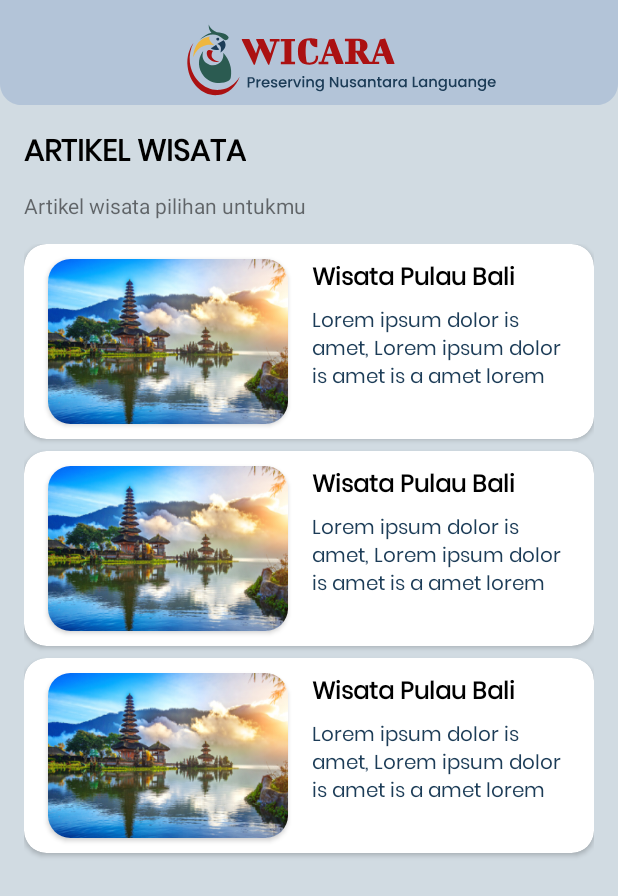
After one commit to faizul14/WICARA, an Android app: the layout activity_artikel.xml on its own in the app's theme, with its tools: preview values and no code run, on a phone screen of 412 x 824 dp. The commit adds this screen. Shown: the top 896 px of the screen. Run offline under Robolectric (Android 15) with nearby library versions, the phone set to English and light mode, and no system bars.

Commit message:
add fitur artikel and fitur vidio

```diff
--- a/WICARA/app/build.gradle
+++ b/WICARA/app/build.gradle
@@ -54,4 +54,8 @@ dependencies {
     implementation "org.jetbrains.kotlinx:kotlinx-coroutines-core:1.3.7"
     implementation "org.jetbrains.kotlinx:kotlinx-coroutines-android:1.3.9"
     implementation "androidx.lifecycle:lifecycle-runtime-ktx:2.2.0"
+
+    //data store
+    implementation "androidx.datastore:datastore-preferences:1.0.0"
+
 }
--- a/WICARA/app/src/main/AndroidManifest.xml
+++ b/WICARA/app/src/main/AndroidManifest.xml
@@ -9,6 +9,12 @@
         android:roundIcon="@mipmap/ic_launcher_round"
         android:supportsRtl="true"
         android:theme="@style/Theme.WICARA">
+        <activity
+            android:name=".ui.VidioActivity"
+            android:exported="false" />
+        <activity
+            android:name=".ui.ArtikelActivity"
+            android:exported="false" />
         <activity
             android:name=".ui.ChoseLanguageActivity"
             android:exported="false" />
--- /dev/null
+++ b/WICARA/app/src/main/res/layout/activity_artikel.xml
@@ -0,0 +1,73 @@
+<?xml version="1.0" encoding="utf-8"?>
+<androidx.constraintlayout.widget.ConstraintLayout xmlns:android="http://schemas.android.com/apk/res/android"
+    xmlns:app="http://schemas.android.com/apk/res-auto"
+    xmlns:tools="http://schemas.android.com/tools"
+    android:layout_width="match_parent"
+    android:layout_height="match_parent"
+    android:scrollbars="none"
+    android:background="@drawable/bg_color"
+    tools:context=".ui.ArtikelActivity">
+
+    <View
+        android:id="@+id/view5"
+        android:layout_width="match_parent"
+        android:layout_height="70dp"
+        android:background="@drawable/header_ic2"
+        app:layout_constraintEnd_toEndOf="parent"
+        app:layout_constraintHorizontal_bias="0.0"
+        app:layout_constraintStart_toStartOf="parent"
+        app:layout_constraintTop_toTopOf="parent" />
+
+    <ScrollView
+        android:layout_width="match_parent"
+        android:layout_height="wrap_content"
+        android:scrollbars="none"
+        app:layout_constraintTop_toBottomOf="@+id/view5">
+
+
+        <androidx.constraintlayout.widget.ConstraintLayout
+            android:layout_width="match_parent"
+            android:layout_height="wrap_content"
+            android:padding="16dp">
+
+
+            <TextView
+                android:id="@+id/textView21"
+                android:layout_width="wrap_content"
+                android:layout_height="wrap_content"
+                android:fontFamily="@font/poppinsregular"
+                android:text="ARTIKEL WISATA"
+                android:textColor="@color/black"
+                android:textSize="20sp"
+                android:textStyle="bold"
+                app:layout_constraintEnd_toEndOf="parent"
+                app:layout_constraintHorizontal_bias="0.0"
+                app:layout_constraintStart_toStartOf="parent"
+                app:layout_constraintTop_toTopOf="parent" />
+
+            <TextView
+                android:id="@+id/textView22"
+                android:layout_width="wrap_content"
+                android:layout_height="wrap_content"
+                android:layout_marginTop="8dp"
+                android:text="Artikel wisata pilihan untukmu"
+                app:layout_constraintEnd_toEndOf="@+id/textView21"
+                app:layout_constraintHorizontal_bias="0.0"
+                app:layout_constraintStart_toStartOf="@+id/textView21"
+                app:layout_constraintTop_toBottomOf="@+id/textView21" />
+
+            <androidx.recyclerview.widget.RecyclerView
+                android:id="@+id/rv_artikel"
+                android:layout_width="match_parent"
+                android:layout_height="0dp"
+                android:layout_marginTop="16dp"
+                app:layout_constraintEnd_toEndOf="parent"
+                app:layout_constraintStart_toStartOf="parent"
+                app:layout_constraintTop_toBottomOf="@+id/textView22"
+                tools:listitem="@layout/card_artikel" />
+
+        </androidx.constraintlayout.widget.ConstraintLayout>
+    </ScrollView>
+
+
+</androidx.constraintlayout.widget.ConstraintLayout>
--- /dev/null
+++ b/WICARA/app/src/main/res/layout/card_artikel.xml
@@ -0,0 +1,75 @@
+<?xml version="1.0" encoding="utf-8"?>
+<androidx.cardview.widget.CardView xmlns:android="http://schemas.android.com/apk/res/android"
+    xmlns:app="http://schemas.android.com/apk/res-auto"
+    xmlns:tools="http://schemas.android.com/tools"
+    android:layout_width="match_parent"
+    app:cardCornerRadius="15dp"
+    android:layout_marginBottom="8dp"
+    android:layout_height="130dp">
+
+    <androidx.constraintlayout.widget.ConstraintLayout
+        android:layout_width="match_parent"
+        android:layout_height="wrap_content">
+
+        <androidx.cardview.widget.CardView
+            android:id="@+id/cardView2"
+            android:layout_width="160dp"
+            android:layout_height="110dp"
+            android:layout_marginStart="16dp"
+            android:layout_marginTop="16dp"
+            android:layout_marginBottom="16dp"
+            app:cardCornerRadius="15dp"
+            app:layout_constraintBottom_toBottomOf="parent"
+            app:layout_constraintStart_toStartOf="parent"
+            app:layout_constraintTop_toTopOf="parent">
+
+            <LinearLayout
+                android:layout_width="match_parent"
+                android:layout_height="match_parent">
+
+                <ImageView
+                    android:layout_width="match_parent"
+                    android:layout_height="match_parent"
+                    android:scaleType="fitXY"
+                    android:src="@drawable/ubudbali"/>
+            </LinearLayout>
+        </androidx.cardview.widget.CardView>
+
+        <TextView
+            android:id="@+id/txt_tittle"
+            android:layout_width="0dp"
+            android:layout_height="wrap_content"
+            android:layout_marginStart="16dp"
+            android:layout_marginEnd="16dp"
+            android:fontFamily="@font/poppinsregular"
+            android:text="Wisata Pulau Bali"
+            android:textColor="@color/black"
+            android:textSize="16sp"
+            android:textStyle="bold"
+            app:layout_constraintBottom_toBottomOf="@+id/cardView2"
+            app:layout_constraintEnd_toEndOf="parent"
+            app:layout_constraintStart_toEndOf="@+id/cardView2"
+            app:layout_constraintTop_toTopOf="@+id/cardView2"
+            app:layout_constraintVertical_bias="0.0" />
+
+        <TextView
+            android:id="@+id/txt_description"
+            android:layout_width="0dp"
+            android:layout_height="wrap_content"
+            android:layout_marginStart="16dp"
+            android:layout_marginTop="4dp"
+            android:layout_marginEnd="16dp"
+            android:lines="3"
+            android:fontFamily="@font/poppinsregular"
+            android:textSize="13sp"
+            android:textColor="@color/textcolor"
+            android:text="@string/description_ex"
+            app:layout_constraintEnd_toEndOf="parent"
+            app:layout_constraintHorizontal_bias="0.0"
+            app:layout_constraintStart_toEndOf="@+id/cardView2"
+            app:layout_constraintTop_toBottomOf="@+id/txt_tittle" />
+
+
+    </androidx.constraintlayout.widget.ConstraintLayout>
+
+</androidx.cardview.widget.CardView>
--- a/WICARA/app/src/main/res/layout/fragment_setting.xml
+++ b/WICARA/app/src/main/res/layout/fragment_setting.xml
@@ -65,6 +65,7 @@
                 app:layout_constraintVertical_bias="1.0" />
 
             <androidx.appcompat.widget.SwitchCompat
+                android:id="@+id/btn_switch"
                 android:layout_width="wrap_content"
                 android:layout_height="20dp"
                 android:layout_marginEnd="8dp"
--- a/WICARA/app/src/main/res/values/strings.xml
+++ b/WICARA/app/src/main/res/values/strings.xml
@@ -13,4 +13,5 @@
     <string name="hello_blank_fragment">Hello blank fragment</string>
     <string name="tittle_user">User</string>
     <string name="tittle_setting">Setting</string>
+    <string name="description_ex">Lorem ipsum dolor is amet, Lorem ipsum dolor is amet is a amet lorem ipsum dolor is amet lotrem</string>
 </resources>
```
Also changed, not shown: WICARA/app/src/main/java/com/CapstoneProject/wicara/ui/ArtikelActivity.kt (added, +21 -0 lines), WICARA/app/src/main/java/com/CapstoneProject/wicara/ui/VidioActivity.kt (added, +12 -0 lines), WICARA/app/src/main/java/com/CapstoneProject/wicara/ui/home/HomeFragment.kt (+13 -0 lines), WICARA/app/src/main/java/com/CapstoneProject/wicara/ui/setting/SettingFragment.kt (+23 -40 lines), WICARA/app/src/main/res/layout/activity_vidio.xml (added, +46 -0 lines), WICARA/app/src/main/res/layout/card_vidio.xml (added, +54 -0 lines), WICARA/app/src/main/res/drawable/ubudbali.png (added).
